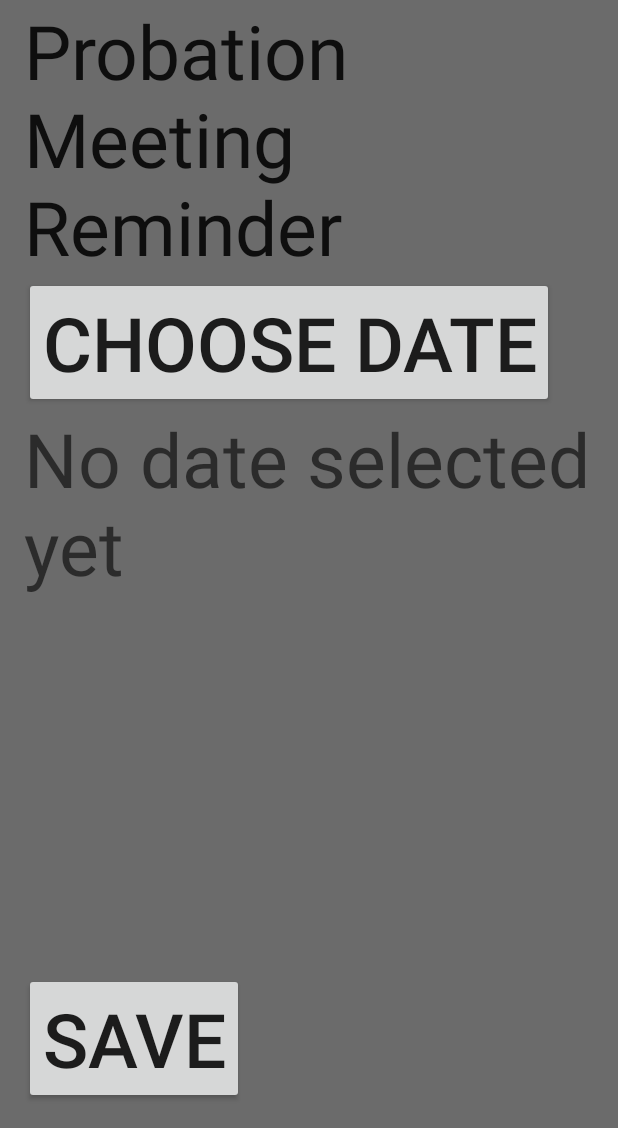
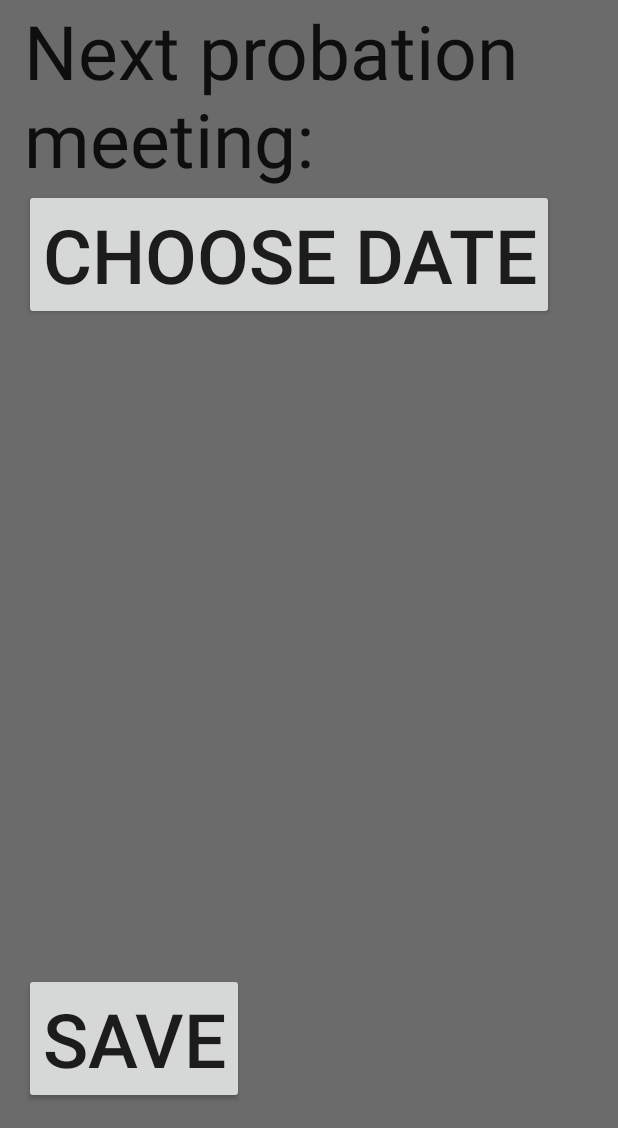
Before and after one commit to jeremysiedzik/officer-rainbow, an Android app: the Main7Activity screen opened directly, with no data from a screen before it, on a phone screen of 412 x 824 dp, the part 108-1236 px from its top. Run offline under Robolectric (Android 15) with nearby library versions, the phone set to English and light mode, and no system bars; 1 statement that could not run was skipped.

Commit message:
main 7 choose date

```diff
--- a/app/src/main/java/com/robotagrex/or/officerrainbow/Main7Activity.java
+++ b/app/src/main/java/com/robotagrex/or/officerrainbow/Main7Activity.java
@@ -11,6 +11,7 @@ import android.support.v7.widget.Toolbar;
 import android.view.View;
 import android.widget.Button;
 import android.widget.DatePicker;
+import android.widget.TextView;
 import android.widget.Toast;
 
 import java.util.Calendar;
@@ -26,6 +27,10 @@ public class Main7Activity extends AppCompatActivity {
     protected void onCreate(Bundle savedInstanceState) {
         super.onCreate(savedInstanceState);
         setContentView(R.layout.activity_main_7);
+
+        String txtdate = sharedpreferences.getString("probation_meeting_date", "");
+        TextView txtdate_view=(TextView)findViewById(R.id.textView1);
+        txtdate_view.setText(txtdate);
 
         calendar = Calendar.getInstance();
         year = calendar.get(Calendar.YEAR);
@@ -77,8 +82,9 @@ public class Main7Activity extends AppCompatActivity {
 
     private void showDate(int year, int month, int day) {
 
-        Toast.makeText(Main7Activity.this,new StringBuilder().append(day).append("/")
-                .append(month).append("/").append(year), Toast.LENGTH_LONG).show();
+        Toast.makeText(Main7Activity.this,new StringBuilder().append(month).append("/")
+                .append(day).append("/").append(year), Toast.LENGTH_SHORT).show();
+
 
     }
 }
--- a/app/src/main/res/layout/activity_main_5.xml
+++ b/app/src/main/res/layout/activity_main_5.xml
@@ -56,7 +56,7 @@
         android:id="@+id/titletxt"
         android:textSize="50sp"
         android:gravity="center_vertical"
-        android:text="test" />
+        android:text="@string/data_text" />
     </ScrollView>
 
     <Button
--- a/app/src/main/res/layout/activity_main_7.xml
+++ b/app/src/main/res/layout/activity_main_7.xml
@@ -60,7 +60,7 @@
         android:layout_width="wrap_content"
         android:layout_height="wrap_content"
         android:textAppearance="?android:attr/textAppearanceLarge"
-        android:text="Probation Meeting Reminder"
+        android:text="@string/probation_reminder"
         android:id="@+id/textView7"
         android:textSize="50sp"
         android:layout_below="@+id/my_toolbar"
--- a/app/src/main/res/values/strings.xml
+++ b/app/src/main/res/values/strings.xml
@@ -33,4 +33,5 @@
     <string name="pick_date">Choose Date</string>
     <string name="choose_date">Choose Date</string>
     <string name="date_field">No date selected yet</string>
+    <string name="data_text">No data pulled yet</string>
 </resources>
```
